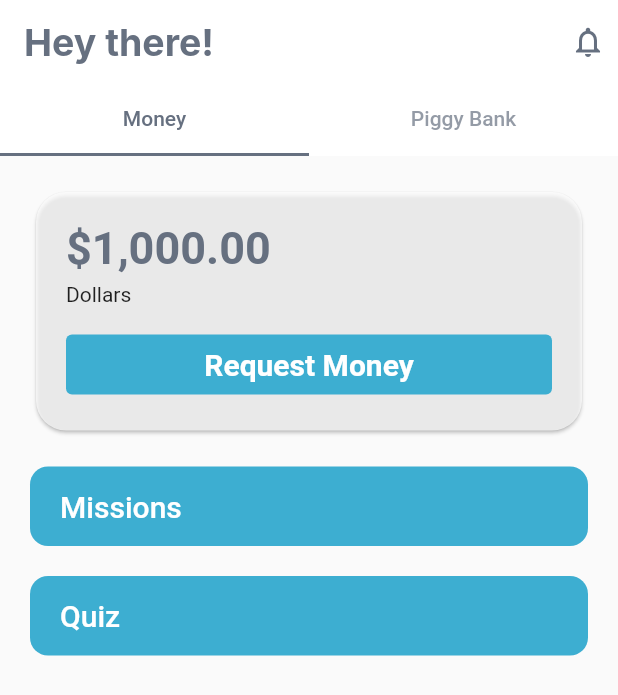
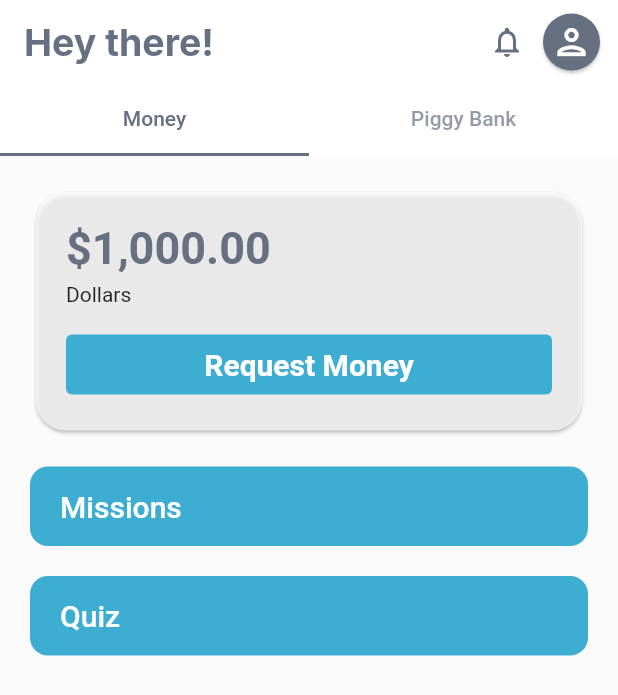
Before and after one commit to intension-software/hackkosice, a Flutter app: the screen it shows after launch, on a phone screen of 412 x 824 dp. Shown: the top 695 px of the screen. Run offline on Flutter 3.47's test engine with Material 2 defaults, Android fonts, the phone set to English and light mode, and no system bars; Roboto replaces fonts that are missing (Inter).

Commit message:
add userIcon

```diff
--- a/child_app/lib/widgets/home/home.dart
+++ b/child_app/lib/widgets/home/home.dart
@@ -1,5 +1,6 @@
 import 'package:child_app/widgets/content/content.dart';
 import 'package:child_app/widgets/home/MoneyWidget.dart';
+import 'package:child_app/widgets/home/userIcon.dart';
 import 'package:flutter/material.dart';
 
 import '../../util/AppColors.dart';
@@ -45,7 +46,15 @@ class _HomePageState extends State<HomePage> {
                   child:
                   Align(
                     child:
-                    Icon(Icons.notifications_none_outlined, color: AppColors.grey),
+                    Icon(Icons.notifications_none_outlined,
+                        color: AppColors.grey),
+                  )),
+              Padding(
+                  padding: const EdgeInsets.only(right: 8.0),
+                  child:
+                  Align(
+                    child:
+                    userIcon(),
                   ))
             ],
             backgroundColor: Colors.white,
--- a/child_app/lib/widgets/home/userIcon.dart
+++ b/child_app/lib/widgets/home/userIcon.dart
@@ -10,10 +10,11 @@ Widget userIcon() {
       ),
       child:
         const Padding(
-          padding: EdgeInsets.all(10),
+          padding: EdgeInsets.all(5),
           child: Icon(
-          Icons.person_outlined,
-          size: 30,
+            Icons.person_outlined,
+            color: Colors.white,
+          size: 28,
         ),
     ),
   ),
```
